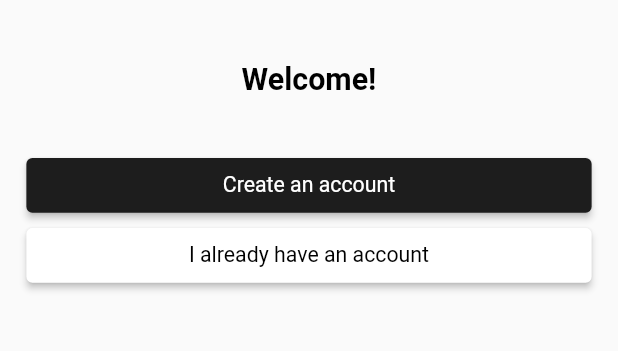
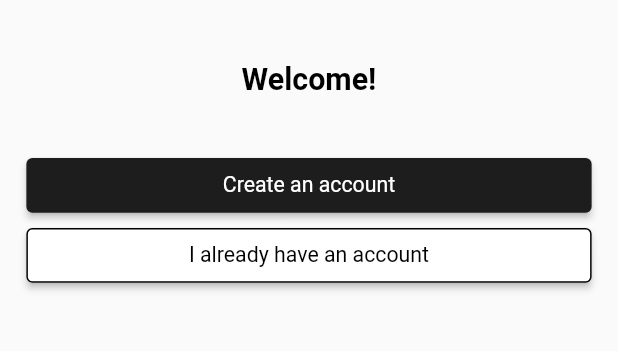
Before and after one commit to Vigorouzis/webant_test_app, a Flutter app: the screen it shows after launch, on a phone screen of 412 x 824 dp, the part 391-742 px from its top. Run offline on Flutter 3.47's test engine with Material 2 defaults, Android fonts, the phone set to English and light mode, and no system bars; our stand-ins replace cached_network_image, connectivity, dio, email_validator, equatable, flutter_bloc and 8 more; accounts and stored records are empty; generated files the repository leaves out were written again.

Commit message:
Added button border on Welcome Screen

```diff
--- a/lib/presentation/screens/welcome_screen.dart
+++ b/lib/presentation/screens/welcome_screen.dart
@@ -52,6 +52,7 @@ class WelcomeScreen extends StatelessWidget {
                   height: 36.h,
                   width: 343.w,
                   child: ElevatedButton(
+
                     onPressed: () => Navigator.of(context).push(
                       MaterialPageRoute(
                         builder: (_) => SingInScreen(),
@@ -62,6 +63,7 @@ class WelcomeScreen extends StatelessWidget {
                       style: AppTypography.font14.copyWith(color: Colors.black),
                     ),
                     style: ElevatedButton.styleFrom(
+                      side: BorderSide(width:1, color:Colors.black),
                       onSurface: AppColors.black1D1D1D,
                       primary: Colors.white,
                     ),
```
